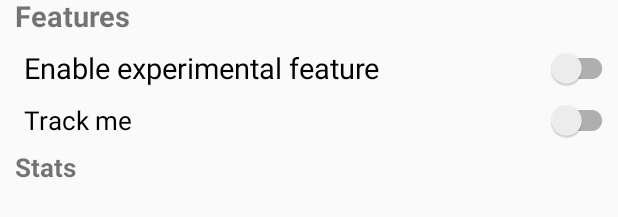
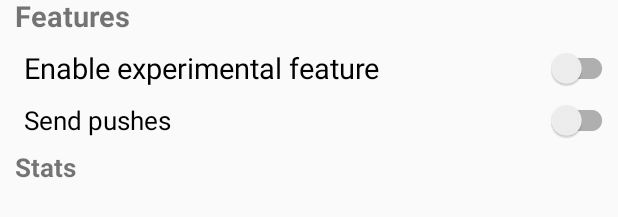
Before and after one commit to NBakaev/cityguide, an Android app: the layout fragment_settings.xml on its own in the app's theme, with its tools: preview values and no code run, on a phone screen of 412 x 824 dp. Shown: the part 240-457 px from the top of the screen. Run offline under Robolectric (Android 15) with nearby library versions, the phone set to English and light mode, and no system bars.

Commit message:
update translation text

```diff
--- a/app/src/main/res/values/strings.xml
+++ b/app/src/main/res/values/strings.xml
@@ -63,7 +63,7 @@
     <string name="empty_search">Oh!\nUnfortunately, no results were found.</string>
     <string name="only_online">Sorry!\nThis feature is available only in online mode.\nPlease, turn of "Downloaded only" mode and restart the app.</string>
 
-    <string name="track_me">Track me</string>
+    <string name="track_me">Send pushes</string>
     <string name="downloaded_only">Downloaded only</string>
     <string name="enable_experimental_feature">Enable experimental feature</string>
 
```
